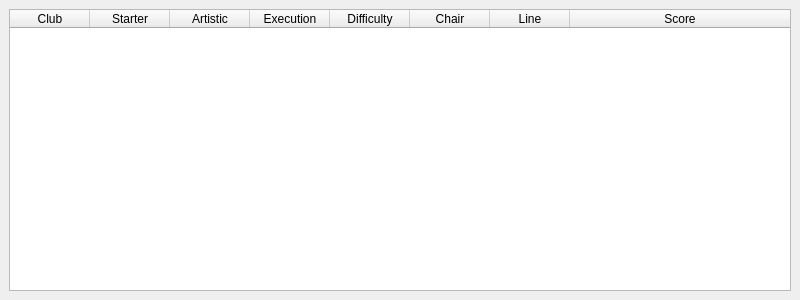
The window that modules/results/resultswidget.ui (MrApe/OpenCompetition) describes before a commit, drawn with Qt 5.
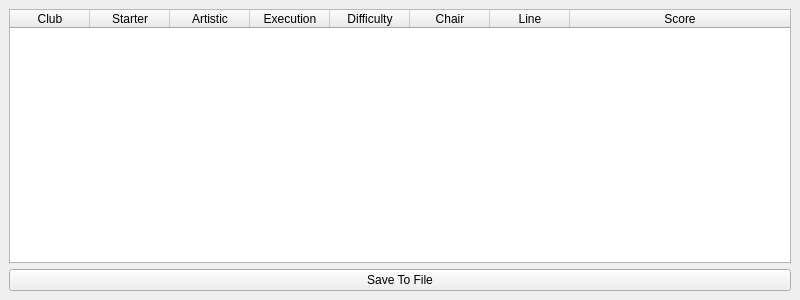
The same window after the commit. Icons and pictures are not drawn.

Patch:
```diff
--- a/modules/results/resultswidget.ui
+++ b/modules/results/resultswidget.ui
@@ -86,6 +86,17 @@
       </column>
      </widget>
     </item>
+    <item>
+     <widget class="QPushButton" name="pushButton">
+      <property name="text">
+       <string>Save To File</string>
+      </property>
+      <property name="icon">
+       <iconset>
+        <normaloff>:/ui/icons/images/icons/save_64.png</normaloff>:/ui/icons/images/icons/save_64.png</iconset>
+      </property>
+     </widget>
+    </item>
    </layout>
   </widget>
  </widget>
```
